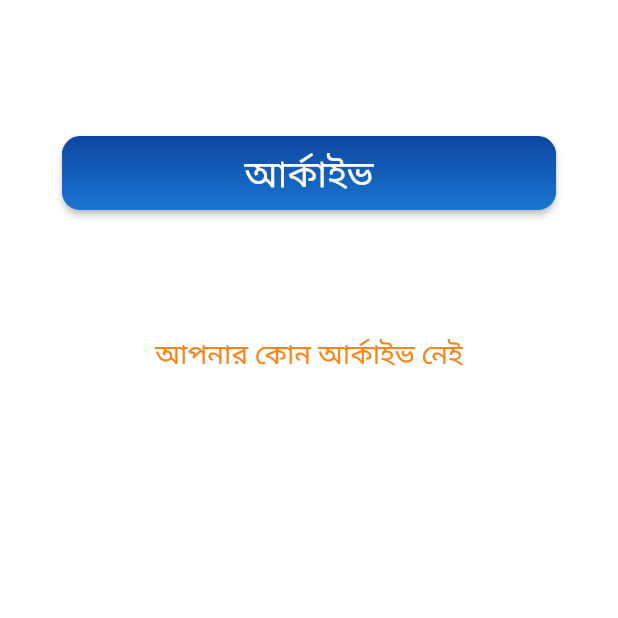
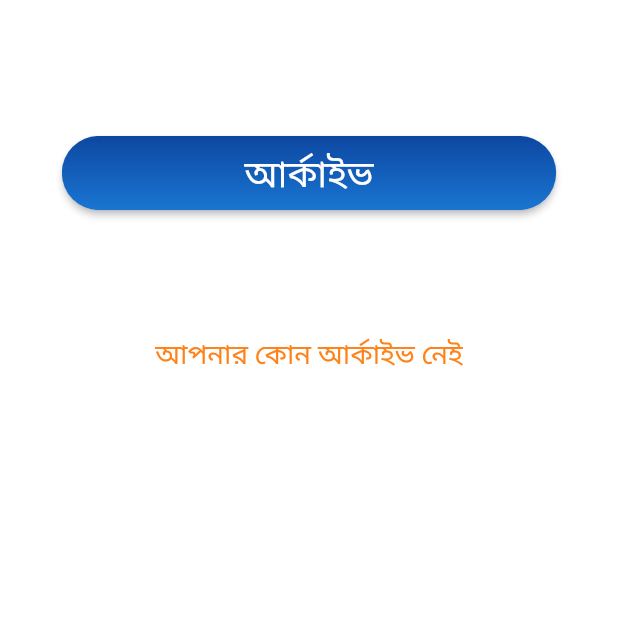
Before and after one commit to SujitSarkar/Legal-Friend-App, a Flutter app: the BodliKhana screen opened directly, after a tap on "আর্কাইভ", on a phone screen of 412 x 824 dp, the top half of it. Run offline on Flutter 3.47's test engine with Material 2 defaults, Android fonts, the phone set to English and light mode, and no system bars; our stand-ins replace cached_network_image, cloud_firestore, connectivity, firebase_core, flutter_easyloading, flutter_spinkit and 3 more; missing offline and left inert: flutter_animated_dialog, flutter_inappwebview; accounts and stored records are empty.

Commit message:
update button design

```diff
--- a/lib/pages/archive_list.dart
+++ b/lib/pages/archive_list.dart
@@ -2,7 +2,6 @@ import 'package:flutter/material.dart';
 import 'package:flutter_animated_dialog/flutter_animated_dialog.dart';
 import 'package:legal_friend/pages/archive_details.dart';
 import 'package:legal_friend/providers/public_provider.dart';
-import 'package:legal_friend/tiles/app_bar.dart';
 import 'package:legal_friend/tiles/archive_tile.dart';
 import 'package:legal_friend/tiles/bottom_tile.dart';
 import 'package:legal_friend/tiles/gradient_button.dart';
@@ -66,7 +65,7 @@ class _ArchiveListState extends State<ArchiveList> {
                   style: TextStyle(fontSize: size.width * .06)),
               height: size.width * .12,
               width: size.width * .8,
-              borderRadius: size.width * .03,
+              //borderRadius: size.width * .03,
               gradientColors: [
                 Color(0xFF0D47A1),
                 Color(0xFF1976D2),
--- a/lib/pages/bodlikhana/bodli_khana.dart
+++ b/lib/pages/bodlikhana/bodli_khana.dart
@@ -53,7 +53,7 @@ class _BodliKhanaState extends State<BodliKhana> {
                             style: TextStyle(fontSize: size.width * .06)),
                         height: size.width * .12,
                         width: size.width * .8,
-                        borderRadius: size.width * .03,
+                        //borderRadius: size.width * .03,
                         gradientColors: [
                           Colors.red[600],
                           Colors.red[500],
@@ -72,7 +72,7 @@ class _BodliKhanaState extends State<BodliKhana> {
                             style: TextStyle(fontSize: size.width * .06)),
                         height: size.width * .12,
                         width: size.width * .8,
-                        borderRadius: size.width * .03,
+                        //borderRadius: size.width * .03,
                         gradientColors: [
                           Colors.green[700],
                           Colors.green[600],
@@ -91,7 +91,7 @@ class _BodliKhanaState extends State<BodliKhana> {
                             style: TextStyle(fontSize: size.width * .06)),
                         height: size.width * .12,
                         width: size.width * .8,
-                        borderRadius: size.width * .03,
+                        //borderRadius: size.width * .03,
                         gradientColors: [
                           Colors.yellow[900],
                           Colors.yellow[800],
@@ -118,7 +118,7 @@ class _BodliKhanaState extends State<BodliKhana> {
                         style: TextStyle(fontSize: size.width * .06)),
                     height: size.width * .12,
                     width: size.width * .8,
-                    borderRadius: size.width * .03,
+                    //borderRadius: size.width * .03,
                     gradientColors: [
                       Color(0xFF0D47A1),
                       Color(0xFF1976D2),
--- a/lib/pages/bodlikhana/search_list.dart
+++ b/lib/pages/bodlikhana/search_list.dart
@@ -6,7 +6,6 @@ import 'package:legal_friend/tiles/notification_widget.dart';
 import 'package:legal_friend/tiles/search_list_tile.dart';
 import 'package:legal_friend/variables/variables.dart';
 import 'package:provider/provider.dart';
-
 import 'no_result_found.dart';
 
 class SearchtList extends StatefulWidget {
--- a/lib/pages/bodlikhana/search_page.dart
+++ b/lib/pages/bodlikhana/search_page.dart
@@ -207,7 +207,7 @@ class _SearchPageState extends State<SearchPage> {
                         fontFamily: 'niladriFontLite')),
                 height: size.width * .1,
                 width: size.width * .5,
-                borderRadius: size.width * .03,
+                //borderRadius: size.width * .03,
                 gradientColors: [
                   Colors.yellow[900],
                   Colors.yellow[800],
--- a/lib/pages/court_building/home_page.dart
+++ b/lib/pages/court_building/home_page.dart
@@ -45,7 +45,7 @@ class _CourtBuildingHomePageState extends State<CourtBuildingHomePage> {
                 style: TextStyle(fontSize: size.width * .058)),
             height: size.width * .12,
             width: size.width * .8,
-            borderRadius: size.width * .03,
+            //borderRadius: size.width * .03,
             gradientColors: [
               Color(0xff004E36),
               Color(0xff00B771),
@@ -59,7 +59,7 @@ class _CourtBuildingHomePageState extends State<CourtBuildingHomePage> {
                 style: TextStyle(fontSize: size.width * .058)),
             height: size.width * .12,
             width: size.width * .8,
-            borderRadius: size.width * .03,
+            //borderRadius: size.width * .03,
             gradientColors: [
               Color(0xff004F48),
               Color(0xff00AA98),
@@ -73,7 +73,7 @@ class _CourtBuildingHomePageState extends State<CourtBuildingHomePage> {
                 style: TextStyle(fontSize: size.width * .058)),
             height: size.width * .12,
             width: size.width * .8,
-            borderRadius: size.width * .03,
+            //borderRadius: size.width * .03,
             gradientColors: [
               Color(0xff003F5C),
               Color(0xff0070B6),
--- a/lib/pages/live_pages/live_home_page.dart
+++ b/lib/pages/live_pages/live_home_page.dart
@@ -56,7 +56,7 @@ class LiveHomePage extends StatelessWidget {
                           fontWeight: FontWeight.bold,fontStyle: FontStyle.italic)),
                   height: size.width * .12,
                   width: size.width * .8,
-                  borderRadius: size.width * .03,
+                  //borderRadius: size.width * .03,
                   gradientColors: [
                     Color(0xffCB081B),
                     Color(0xff9B0C17),
@@ -71,7 +71,7 @@ class LiveHomePage extends StatelessWidget {
                       style: TextStyle(fontSize: size.width * .06,fontStyle: FontStyle.italic)),
                   height: size.width * .12,
                   width: size.width * .8,
-                  borderRadius: size.width * .03,
+                  //borderRadius: size.width * .03,
                   gradientColors: [
                     Color(0xffFF9926),
                     Color(0xffA35C20),
@@ -91,7 +91,7 @@ class LiveHomePage extends StatelessWidget {
                   style: TextStyle(fontSize: size.width * .06)),
               height: size.width * .12,
               width: size.width * .8,
-              borderRadius: size.width * .03,
+              //borderRadius: size.width * .03,
               gradientColors: [
                 Color(0xffFF4B00),
                 Color(0xffC63900),
--- a/lib/pages/live_pages/live_page.dart
+++ b/lib/pages/live_pages/live_page.dart
@@ -189,7 +189,7 @@ class _LivePageState extends State<LivePage> {
                       style: TextStyle(fontSize: size.width * .06)),
                   height: size.width * .12,
                   width: size.width * .8,
-                  borderRadius: size.width * .03,
+                  //borderRadius: size.width * .03,
                   gradientColors: [
                     Color(0xffFF4B00),
                     Color(0xffC63900),
--- a/lib/tiles/live_page_app_bar.dart
+++ b/lib/tiles/live_page_app_bar.dart
@@ -13,7 +13,7 @@ class LiveAppBar extends StatelessWidget {
       alignment: Alignment.centerRight,
       padding: EdgeInsets.only(right: size.width*.06),
       decoration: BoxDecoration(
-        borderRadius: BorderRadius.all(Radius.circular(size.width*.03)),
+        //borderRadius: BorderRadius.all(Radius.circular(size.width*.3)),
         gradient: LinearGradient(
           begin: Alignment.topCenter,
           end: Alignment.bottomCenter,
```
Also changed, not shown: lib/pages/lawyer_page.dart (+3 -7 lines), lib/tiles/search_list_tile.dart (+5 -6 lines).
